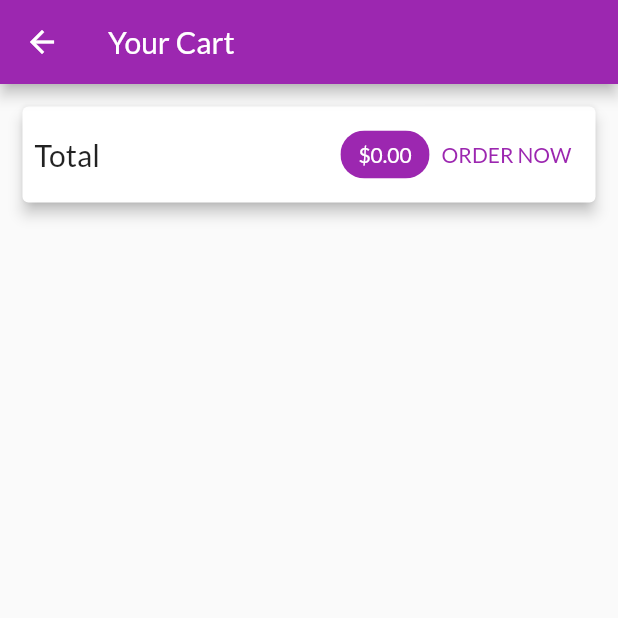
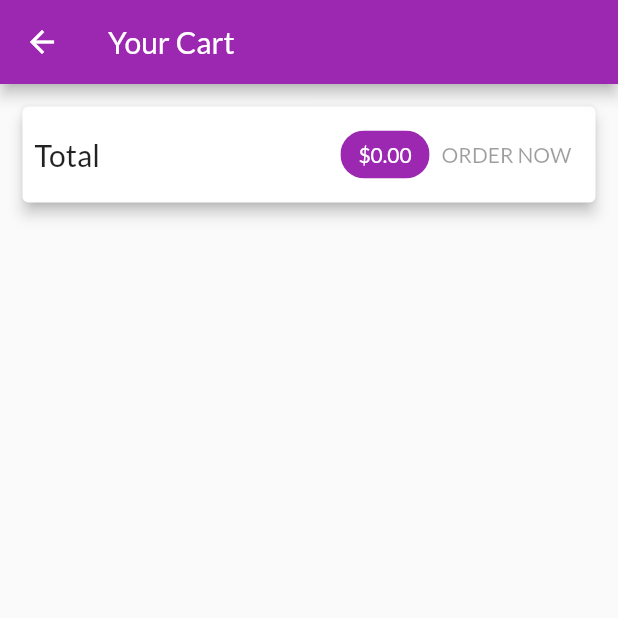
Before and after one commit to Manuel-Leleuly/shop_app, a Flutter app: the CartScreen screen opened by its route, on a phone screen of 412 x 824 dp, the top half of it. Run offline on Flutter 3.47's test engine with Material 2 defaults, Android fonts, the phone set to English and light mode, and no system bars; drawn by our look-alikes of loader_overlay; our stand-ins replace flutter_dotenv; network calls fail.

```diff
--- a/lib/constants/env.dart
+++ b/lib/constants/env.dart
@@ -1,14 +1,7 @@
-import 'package:flutter/cupertino.dart';
 import 'package:flutter_dotenv/flutter_dotenv.dart';
 
-class _DotEnv {
-  final String SHOP_APP_FIREBASE_URL;
+class GLOBAL_ENVARS {
+  GLOBAL_ENVARS._();
 
-  _DotEnv({
-    @required this.SHOP_APP_FIREBASE_URL,
-  });
+  static final SHOP_APP_FIREBASE_URL = dotenv.env['SHOP_APP_FIREBASE_URL'];
 }
-
-final _DotEnv GLOBAL_ENVARS = _DotEnv(
-  SHOP_APP_FIREBASE_URL: dotenv.env['SHOP_APP_FIREBASE_URL'],
-);
--- a/lib/constants/theme_data.dart
+++ b/lib/constants/theme_data.dart
@@ -7,7 +7,7 @@ final myAppThemeData = ThemeData(
   ).copyWith(
     secondary: Colors.deepOrange,
   ),
-  fontFamily: latoFontFamily,
+  fontFamily: FontFamily.latoFontFamily,
   textTheme: TextTheme(
     titleLarge: TextStyle(
       color: Colors.white,
--- /dev/null
+++ b/lib/model/http_exception.dart
@@ -0,0 +1,11 @@
+class HttpException implements Exception {
+  final String message;
+
+  HttpException(this.message);
+
+  @override
+  String toString() {
+    return message;
+    // return super.toString(); // instance of HttpException
+  }
+}
--- a/lib/providers/cart_provider.dart
+++ b/lib/providers/cart_provider.dart
@@ -12,6 +12,13 @@ class CartItem {
     @required this.quantity,
     @required this.price,
   });
+
+  Map<String, dynamic> toJson() => {
+        'id': id,
+        'title': title,
+        'quantity': quantity,
+        'price': price,
+      };
 }
 
 class CartProvider with ChangeNotifier {
--- a/lib/screens/cart_screen.dart
+++ b/lib/screens/cart_screen.dart
@@ -41,22 +41,7 @@ class CartScreen extends StatelessWidget {
                     ),
                     backgroundColor: Theme.of(context).colorScheme.primary,
                   ),
-                  TextButton(
-                    child: Text('ORDER NOW'),
-                    onPressed: () {
-                      Provider.of<OrdersProvider>(
-                        context,
-                        listen: false,
-                      ).addOrder(
-                        cart.items.values.toList(),
-                        cart.totalAmount,
-                      );
-                      cart.clear();
-                    },
-                    style: TextButton.styleFrom(
-                      foregroundColor: Theme.of(context).colorScheme.primary,
-                    ),
-                  ),
+                  OrderButton(cart: cart),
                 ],
               ),
             ),
@@ -85,3 +70,45 @@ class CartScreen extends StatelessWidget {
     );
   }
 }
+
+class OrderButton extends StatefulWidget {
+  const OrderButton({
+    Key key,
+    @required this.cart,
+  }) : super(key: key);
+
+  final CartProvider cart;
+
+  @override
+  State<OrderButton> createState() => _OrderButtonState();
+}
+
+class _OrderButtonState extends State<OrderButton> {
+  var _isLoading = false;
+
+  @override
+  Widget build(BuildContext context) {
+    return TextButton(
+      child: _isLoading ? CircularProgressIndicator() : Text('ORDER NOW'),
+      onPressed: widget.cart.totalAmount <= 0 || _isLoading
+          ? null
+          : () async {
+              setState(() {
+                _isLoading = true;
+              });
+              await Provider.of<OrdersProvider>(context, listen: false)
+                  .addOrder(
+                widget.cart.items.values.toList(),
+                widget.cart.totalAmount,
+              );
+              setState(() {
+                _isLoading = false;
+              });
+              widget.cart.clear();
+            },
+      style: TextButton.styleFrom(
+        foregroundColor: Theme.of(context).colorScheme.primary,
+      ),
+    );
+  }
+}
--- a/lib/widgets/order_item.dart
+++ b/lib/widgets/order_item.dart
@@ -1,6 +1,5 @@
 import 'dart:math';
 
-import 'package:flutter/cupertino.dart';
 import 'package:flutter/material.dart';
 import 'package:intl/intl.dart';
 
```
Also changed, not shown: lib/constants/constants.dart (+6 -2 lines), lib/providers/orders_provider.dart (+48 -6 lines), lib/providers/product.dart (+28 -1 lines), lib/providers/products_provider.dart (+17 -2 lines), lib/screens/orders_screen.dart (+43 -5 lines), lib/utils/utils.dart (+19 -0 lines), lib/widgets/user_product_item.dart (+14 -3 lines).
